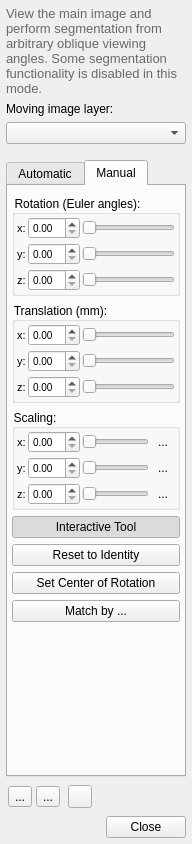
Above: GUI/Qt/Windows/Registration/RegistrationDialog.ui from pyushkevich/itksnap before the change. Below: the same form after it.
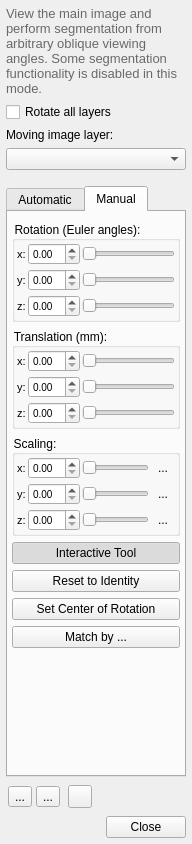
That is the form after the change. The open tabs and pages were chosen to show the change. Icons and pictures are not drawn. Custom widgets are drawn as their Qt base class.

Commit message: Rotate additional images with the main image in Image Free Rotation (#228)

```diff
--- a/GUI/Qt/Windows/Registration/RegistrationDialog.ui
+++ b/GUI/Qt/Windows/Registration/RegistrationDialog.ui
@@ -135,6 +135,16 @@
          </property>
         </widget>
        </item>
+       <item>
+        <widget class="QCheckBox" name="inRotateAllLayers">
+         <property name="toolTip">
+          <string>Rotate the additional images together with the main image and segmentations</string>
+         </property>
+         <property name="text">
+          <string>Rotate all layers</string>
+         </property>
+        </widget>
+       </item>
       </layout>
      </widget>
     </widget>
```
The commit also changes 11 other files.
